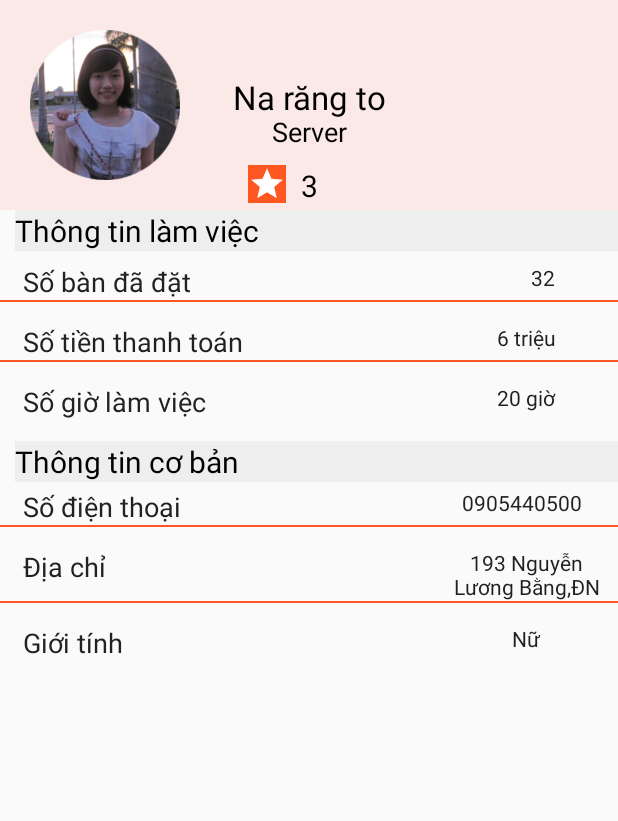
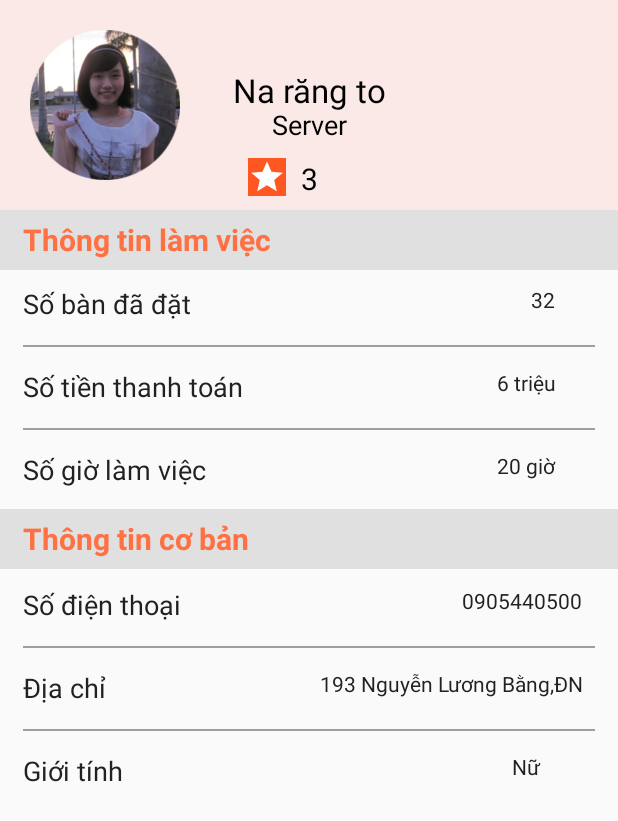
Before and after one commit to letruonglamit/Foody, an Android app: the layout fragment_account.xml on its own in the app's theme, with its tools: preview values and no code run, on a phone screen of 412 x 824 dp. Shown: the top 821 px of the screen. Run offline under Robolectric (Android 15) with nearby library versions, the phone set to English and light mode, and no system bars.

Commit message:
update account

```diff
--- a/app/src/main/AndroidManifest.xml
+++ b/app/src/main/AndroidManifest.xml
@@ -8,10 +8,10 @@
         android:label="@string/app_name"
         android:supportsRtl="true"
         android:theme="@style/AppTheme.NoActionBar">
-        <activity android:name=".MainActivity">
+        <activity android:name=".LoginActivity">
 
         </activity>
-        <activity android:name=".LoginActivity">
+        <activity android:name=".MainActivity">
             <intent-filter>
                 <action android:name="android.intent.action.MAIN" />
 
--- a/app/src/main/java/com/shsl/foody/LoginActivity.java
+++ b/app/src/main/java/com/shsl/foody/LoginActivity.java
@@ -79,7 +79,10 @@ public class LoginActivity extends AppCompatActivity {
         {
             public void onClick(View v)
             {
-
+                Intent intent = new Intent(context,MainActivity.class);
+                intent.putExtra("username",username);
+                intent.putExtra("password",password);
+                startActivity(intent);
 
             }
         });
--- a/app/src/main/res/layout/fragment_account.xml
+++ b/app/src/main/res/layout/fragment_account.xml
@@ -1,15 +1,15 @@
-<FrameLayout xmlns:android="http://schemas.android.com/apk/res/android"
+<!-- TODO: Update blank fragment layout -->
+<ScrollView android:layout_width="match_parent"
+    android:layout_height="match_parent"
+    android:layout_marginBottom="70dp"
+    xmlns:android="http://schemas.android.com/apk/res/android"
     xmlns:tools="http://schemas.android.com/tools"
-    android:layout_width="match_parent"
-    android:layout_height="match_parent"
     tools:context="com.shsl.foody.AccountFragment">
 
-    <!-- TODO: Update blank fragment layout -->
     <LinearLayout
         android:layout_width="match_parent"
         android:layout_height="match_parent"
         android:orientation="vertical"
-
         android:weightSum="1">
 
         <LinearLayout
@@ -20,6 +20,7 @@
             android:orientation="horizontal">
 
             <ImageView
+                android:id="@+id/imageView"
                 android:layout_width="100dp"
                 android:layout_height="100dp"
                 android:layout_margin="20dp"
@@ -30,11 +31,11 @@
                 android:layout_width="wrap_content"
                 android:layout_height="wrap_content"
                 android:layout_marginLeft="15dp"
-                android:layout_marginTop="50dp"
+                android:layout_marginTop="45dp"
                 android:orientation="vertical">
 
                 <TextView
-                    android:id="@+id/tv_address"
+                    android:id="@+id/TxtName"
                     android:layout_width="wrap_content"
                     android:layout_height="wrap_content"
                     android:text="Na răng to"
@@ -42,7 +43,7 @@
                     android:textSize="22sp" />
 
                 <TextView
-                    android:id="@+id/tv_coin"
+                    android:id="@+id/role"
                     android:layout_width="wrap_content"
                     android:layout_height="wrap_content"
                     android:layout_centerHorizontal="true"
@@ -56,7 +57,7 @@
                     android:layout_width="25dp"
                     android:layout_height="25dp"
                     android:layout_alignParentStart="true"
-                    android:layout_below="@+id/tv_coin"
+                    android:layout_below="@+id/role"
                     android:layout_marginTop="10dp"
                     android:layout_marginLeft="10dp"
                     android:layout_weight="1"
@@ -65,9 +66,10 @@
                     android:src="@drawable/ic_star" />
 
                 <TextView
+                    android:id="@+id/number"
                     android:layout_width="wrap_content"
                     android:layout_height="30dp"
-                    android:layout_below="@+id/tv_coin"
+                    android:layout_below="@+id/role"
                     android:layout_marginLeft="10dp"
                     android:layout_marginTop="10dp"
                     android:layout_toEndOf="@+id/btn_star"
@@ -85,35 +87,41 @@
             android:layout_height="wrap_content">
 
             <TextView
-                android:id="@+id/textView"
+                android:id="@+id/info"
                 android:layout_width="match_parent"
-                android:layout_height="wrap_content"
-                android:layout_marginLeft="10dp"
-                android:background="#EEEEEE"
+                android:layout_height="40dp"
+                android:paddingLeft="15dp"
+                android:background="#E0E0E0"
                 android:text="Thông tin làm việc"
-                android:textColor="#000000"
-                android:textSize="20sp" />
+                android:textColor="#FF7043"
+                android:textSize="20sp"
+                android:gravity="center_vertical"
+                android:textStyle="bold"
+
+                />
 
 
             <TextView
-                android:id="@+id/textView3"
+                android:id="@+id/lb_table"
                 android:layout_width="fill_parent"
                 android:layout_height="wrap_content"
                 android:layout_alignParentStart="true"
                 android:layout_alignParentTop="true"
                 android:layout_marginLeft="15dp"
-                android:layout_marginTop="35dp"
+                android:layout_marginTop="50dp"
                 android:text="Số bàn đã đặt"
                 android:textColor="#212121"
-                android:textSize="18sp" />
+                android:textSize="18sp"
+                android:gravity="center_vertical"/>
 
             <TextView
+                android:id="@+id/txt_number"
                 android:layout_width="100dp"
                 android:layout_height="wrap_content"
                 android:layout_alignParentEnd="true"
-                android:layout_alignTop="@+id/textView3"
+                android:layout_alignTop="@+id/lb_table"
                 android:layout_marginLeft="200dp"
-                android:gravity="center"
+                android:gravity="center_horizontal"
                 android:text="32"
                 android:textColor="#212121" />
             />
@@ -122,14 +130,18 @@
         <LinearLayout
             android:layout_width="match_parent"
             android:layout_height="1dp"
-            android:background="#FF5722"></LinearLayout>
+            android:background="#9E9E9E"
+            android:layout_marginLeft="15dp"
+            android:layout_marginTop="15dp"
+            android:layout_marginRight="15dp"
+            ></LinearLayout>
 
         <RelativeLayout
             android:layout_width="wrap_content"
             android:layout_height="wrap_content">
 
             <TextView
-                android:id="@+id/textView4"
+                android:id="@+id/lb_money"
                 android:layout_width="wrap_content"
                 android:layout_height="wrap_content"
                 android:layout_alignParentStart="true"
@@ -141,14 +153,15 @@
                 android:textSize="18sp" />
 
             <TextView
+                android:id="@+id/txt_money"
                 android:layout_width="100dp"
                 android:layout_height="wrap_content"
                 android:layout_marginEnd="11dp"
                 android:layout_marginLeft="200dp"
-                android:gravity="center"
+                android:gravity="center_horizontal"
                 android:text="6 triệu"
                 android:textColor="#212121"
-                android:layout_alignTop="@+id/textView4"
+                android:layout_alignTop="@+id/lb_money"
                 android:layout_alignParentEnd="true" />
 
 
@@ -157,14 +170,17 @@
         <LinearLayout
             android:layout_width="match_parent"
             android:layout_height="1dp"
-            android:background="#FF5722"></LinearLayout>
+            android:background="#9E9E9E"
+            android:layout_marginLeft="15dp"
+            android:layout_marginTop="15dp"
+            android:layout_marginRight="15dp"></LinearLayout>
 
         <RelativeLayout
             android:layout_width="wrap_content"
             android:layout_height="wrap_content">
 
             <TextView
-                android:id="@+id/textView4"
+                android:id="@+id/lb_time"
                 android:layout_width="wrap_content"
                 android:layout_height="wrap_content"
                 android:layout_alignParentStart="true"
@@ -176,15 +192,17 @@
                 android:textSize="18sp" />
 
             <TextView
+                android:id="@+id/txt_time"
                 android:layout_width="100dp"
                 android:layout_height="wrap_content"
                 android:layout_marginEnd="11dp"
                 android:layout_marginLeft="200dp"
-                android:gravity="center"
+                android:gravity="center_horizontal"
                 android:text="20 giờ"
                 android:textColor="#212121"
-                android:layout_alignTop="@+id/textView4"
-                android:layout_alignParentEnd="true" />
+                android:layout_alignTop="@+id/lb_time"
+                android:layout_alignParentEnd="true"
+                />
 
         </RelativeLayout>
 
@@ -193,39 +211,44 @@
             android:layout_height="wrap_content">
 
             <TextView
-                android:id="@+id/textView"
+                android:id="@+id/info1"
                 android:layout_width="match_parent"
-                android:layout_height="wrap_content"
-                android:layout_marginLeft="10dp"
+                android:layout_height="40dp"
+                android:paddingLeft="15dp"
                 android:layout_marginTop="14dp"
-                android:background="#EEEEEE"
+                android:background="#E0E0E0"
                 android:text="Thông tin cơ bản"
-                android:textColor="#000000"
-                android:textSize="20sp" />
+                android:textColor="#FF7043"
+                android:textSize="20sp"
+                android:textStyle="bold"
+                android:gravity="center_vertical"/>
 
 
             <TextView
-                android:id="@+id/textView3"
+                android:id="@+id/lb_phone"
                 android:layout_width="fill_parent"
                 android:layout_height="wrap_content"
                 android:layout_alignParentStart="true"
                 android:layout_alignParentTop="true"
                 android:layout_marginLeft="15dp"
-                android:layout_marginTop="45dp"
+                android:layout_marginTop="65dp"
                 android:text="Số điện thoại"
                 android:textColor="#212121"
-                android:textSize="18sp" />
+                android:textSize="18sp"
+                android:gravity="center_vertical"/>
 
             <TextView
+                android:id="@+id/txt_phone"
                 android:layout_width="100dp"
                 android:layout_height="wrap_content"
                 android:layout_marginLeft="200dp"
                 android:gravity="center"
                 android:text="0905440500"
                 android:textColor="#212121"
-                android:layout_alignTop="@+id/textView3"
+                android:layout_alignTop="@+id/lb_phone"
                 android:layout_alignParentEnd="true"
-                android:layout_marginEnd="14dp" />
+                android:layout_marginEnd="14dp"
+                android:foregroundGravity="center_horizontal"/>
             />
 
         </RelativeLayout>
@@ -233,14 +256,17 @@
         <LinearLayout
             android:layout_width="match_parent"
             android:layout_height="1dp"
-            android:background="#FF5722"></LinearLayout>
+            android:background="#9E9E9E"
+            android:layout_marginLeft="15dp"
+            android:layout_marginTop="15dp"
+            android:layout_marginRight="15dp"></LinearLayout>
 
         <RelativeLayout
             android:layout_width="wrap_content"
             android:layout_height="wrap_content">
 
             <TextView
-                android:id="@+id/textView4"
+                android:id="@+id/lb_address"
                 android:layout_width="wrap_content"
                 android:layout_height="wrap_content"
                 android:layout_alignParentStart="true"
@@ -252,14 +278,15 @@
                 android:textSize="18sp" />
 
             <TextView
-                android:layout_width="100dp"
+                android:id="@+id/txt_address"
+                android:layout_width="200dp"
                 android:layout_height="wrap_content"
                 android:layout_marginEnd="11dp"
                 android:layout_marginLeft="200dp"
-                android:gravity="center"
+                android:gravity="center_horizontal"
                 android:text="193 Nguyễn Lương Bằng,ĐN"
                 android:textColor="#212121"
-                android:layout_alignTop="@+id/textView4"
+                android:layout_alignTop="@+id/lb_address"
                 android:layout_alignParentEnd="true" />
 
 
@@ -268,14 +295,17 @@
         <LinearLayout
             android:layout_width="match_parent"
             android:layout_height="1dp"
-            android:background="#FF5722"></LinearLayout>
+            android:background="#9E9E9E"
+            android:layout_marginLeft="15dp"
+            android:layout_marginTop="15dp"
+            android:layout_marginRight="15dp"></LinearLayout>
 
         <RelativeLayout
             android:layout_width="wrap_content"
             android:layout_height="wrap_content">
 
             <TextView
-                android:id="@+id/textView4"
+                android:id="@+id/lb_sex"
                 android:layout_width="wrap_content"
                 android:layout_height="wrap_content"
                 android:layout_alignParentStart="true"
@@ -287,14 +317,15 @@
                 android:textSize="18sp" />
 
             <TextView
+                android:id="@+id/txt_sex"
                 android:layout_width="100dp"
                 android:layout_height="wrap_content"
                 android:layout_marginEnd="11dp"
                 android:layout_marginLeft="200dp"
-                android:gravity="center"
+                android:gravity="center_horizontal"
                 android:text="Nữ"
                 android:textColor="#212121"
-                android:layout_alignTop="@+id/textView4"
+                android:layout_alignTop="@+id/lb_sex"
                 android:layout_alignParentEnd="true" />
 
         </RelativeLayout>
@@ -302,5 +333,4 @@
 
 
     </LinearLayout>
-
-</FrameLayout>
+</ScrollView>
```
Also changed, not shown: app/src/main/java/com/shsl/foody/AccountFragment.java (+79 -81 lines), app/src/main/java/com/shsl/foody/User.java (added, +88 -0 lines), app/src/main/res/drawable/heo.png (added).
